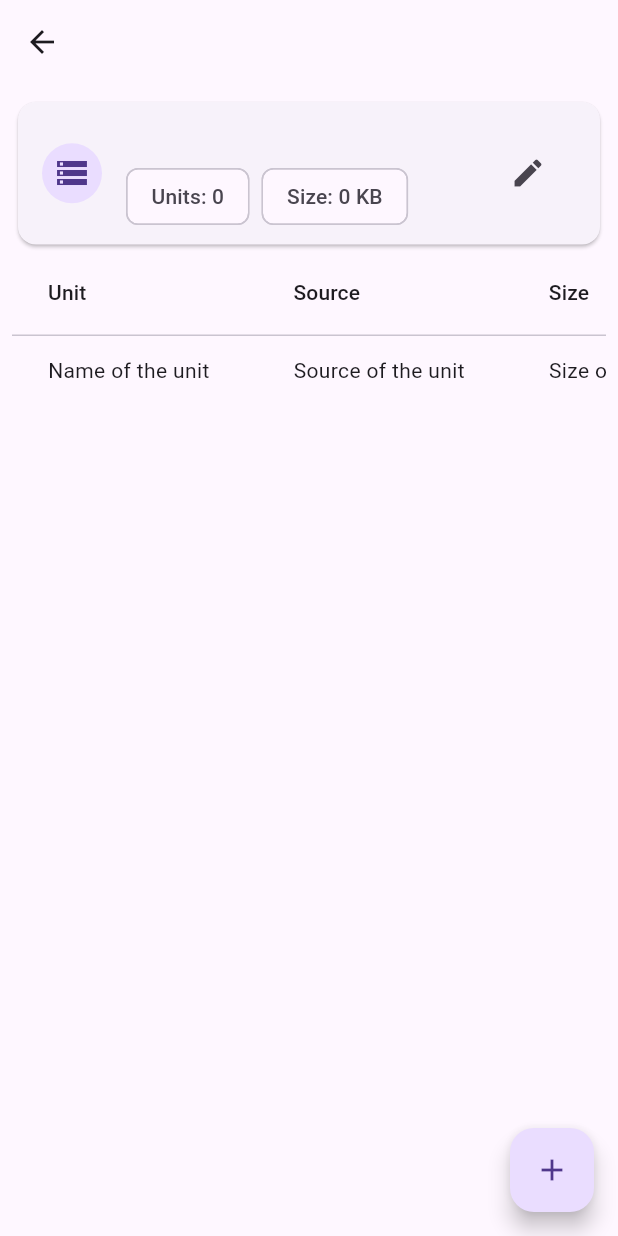
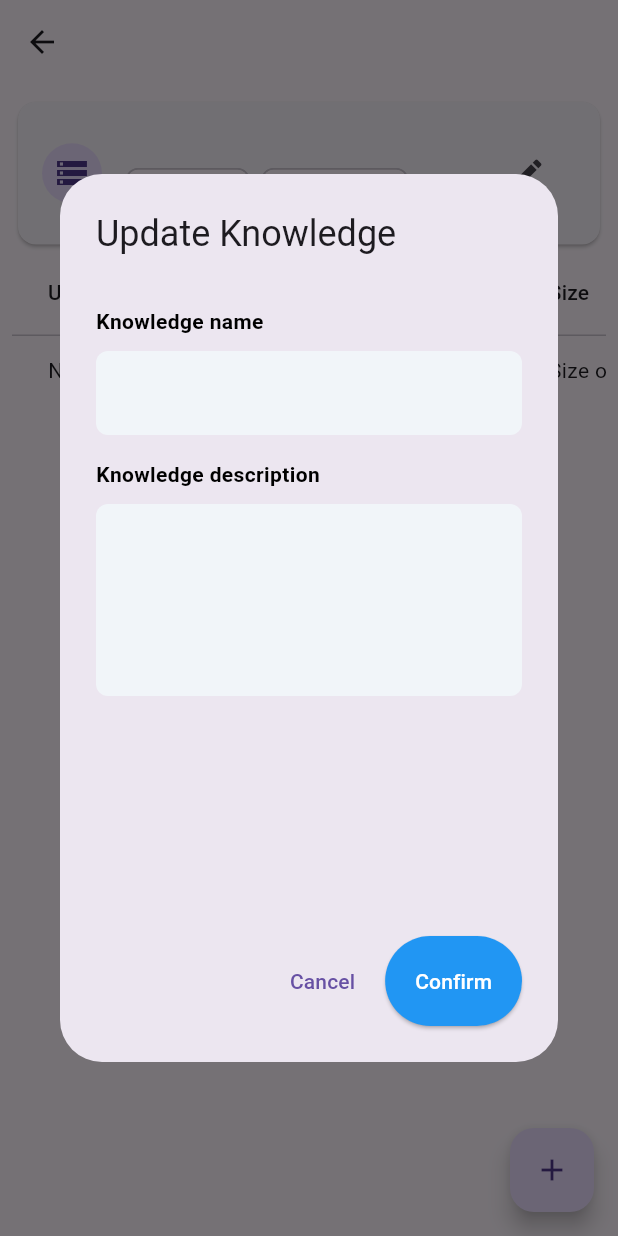
Before and after one commit to chaukietck25/Knowledge-based-BOT, a Flutter app: the KbScreen screen opened directly with empty values, after a tap on the "edit" icon, on a phone screen of 412 x 824 dp. Run offline on Flutter 3.47's test engine with Material 3 defaults, Android fonts, the phone set to English and light mode, and no system bars; our stand-ins replace equatable, file_picker, flutter_mobx, flutter_svg, font_awesome_flutter, google_mobile_ads and 3 more; generated files the repository leaves out were written again; network calls fail.

Commit message:
update updateKB

```diff
--- a/knowledge_based_bot/lib/main.dart
+++ b/knowledge_based_bot/lib/main.dart
@@ -23,9 +23,9 @@ class MyApp extends StatelessWidget {
       theme: ThemeData(
         useMaterial3: true,
       ),
-      home: const OnboardingScreen(),
+      //home: const OnboardingScreen(),
       // home: EmailScreen(),
-      // home:  KbDashboardScreen(),
+       home:  KbDashboardScreen(),
     );
   }
 }
--- a/knowledge_based_bot/lib/views/knowledge_management/kb_screen.dart
+++ b/knowledge_based_bot/lib/views/knowledge_management/kb_screen.dart
@@ -1,5 +1,8 @@
 import 'package:flutter/material.dart';
 import 'package:knowledge_based_bot/data/models/knowledge_model.dart';
+import 'package:knowledge_based_bot/store/knowledge_store.dart';
+import 'package:knowledge_based_bot/widgets/widget.dart';
+import 'package:flutter_mobx/flutter_mobx.dart';
 
 class KbScreen extends StatefulWidget {
   final KnowledgeResDto knowledge;
@@ -11,12 +14,42 @@ class KbScreen extends StatefulWidget {
 }
 
 class _KbScreenState extends State<KbScreen> {
+  final KnowledgeStore knowledgeStore = KnowledgeStore();
+  bool isLoading = false;
+
+  late KnowledgeResDto kb;
+
+
+  // @override
+  // void initState() {
+  //   super.initState();
+  //   // Fetch the latest knowledge data if needed
+  //   knowledgeStore.searchKnowledge(widget.knowledge.id)
+  //   .then((value) {
+  //     setState(() {
+  //       isLoading = false;
+  //       kb = knowledgeStore.knowledgeList[0];
+  //     });
+  //   });
+  // }
+
   @override
   Widget build(BuildContext context) {
     return Scaffold(
       appBar: AppBar(
         title: Text(
-            widget.knowledge.knowledgeName), // Set the title of the knowledge base
+            widget.knowledge.knowledgeName
+            ), // Set the title of the knowledge base
+        leading: IconButton(
+          icon: Icon(Icons.arrow_back),
+          onPressed: () {
+
+            knowledgeStore.fetchKnowledge().then((value) {
+            Navigator.pop(context,true);
+            });
+
+          }
+        ),
         actions: [
           // Padding(
           //   padding: const EdgeInsets.symmetric(horizontal: 16),
@@ -35,7 +68,13 @@ class _KbScreenState extends State<KbScreen> {
           // ),
         ],
       ),
-      body: Padding(
+      body: Observer(
+        builder: (_) {
+          if (isLoading == true) {
+            return Center(child: CircularProgressIndicator());
+          } else {
+
+           return Padding(
             padding: const EdgeInsets.all(8.0),
             child: Column(
               children: [
@@ -60,6 +99,7 @@ class _KbScreenState extends State<KbScreen> {
                       icon: Icon(Icons.edit),
                       onPressed: () {
                         // Handle edit action
+                        _showUpdateKnowledgeDialog(context);
                       },
                     ),
                   ),
@@ -106,7 +146,10 @@ class _KbScreenState extends State<KbScreen> {
                   }),
                 ),
               ],
-        ),
+          ));
+          }
+        }
+
       ),
       floatingActionButton: FloatingActionButton(
         onPressed: () {
@@ -121,6 +164,90 @@ class _KbScreenState extends State<KbScreen> {
         child: Icon(Icons.add),
         tooltip: 'Add unit',
       ),
+    );
+  }
+  void _showUpdateKnowledgeDialog(BuildContext context) {
+    TextEditingController knowledgeNameController = TextEditingController();
+    TextEditingController knowledgeDescriptionController =
+        TextEditingController();
+
+    showDialog(
+      context: context,
+      builder: (BuildContext context) {
+        return AlertDialog(
+          title: Text('Update Knowledge'),
+          content: Container(
+            width: MediaQuery.of(context).size.width *
+                0.7, // Đặt chiều rộng mong muốn
+            height: MediaQuery.of(context).size.height *
+                0.5, // Đặt chiều cao mong muốn
+            child: SingleChildScrollView(
+              child: Column(
+                mainAxisSize: MainAxisSize.min,
+                children: [
+                  SizedBox(height: 16),
+                  CommonTextField(
+                    title: "Knowledge name",
+                    hintText: widget.knowledge.knowledgeName,
+                    controller: knowledgeNameController,
+                  ),
+                  SizedBox(height: 16),
+                  CommonTextField(
+                    title: "Knowledge description",
+                    hintText: widget.knowledge.description,
+                    controller: knowledgeDescriptionController,
+                    maxlines: 4,
+                  ),
+                ],
+              ),
+            ),
+          ),
+          actions: [
+            TextButton(
+              onPressed: () {
+                Navigator.of(context).pop();
+              },
+              child: Text('Cancel'),
+            ),
+            ElevatedButton(
+              child: Text('Confirm', style: TextStyle(color: Colors.white)),
+              onPressed: () {
+                //
+                if (knowledgeNameController.text.isEmpty) {
+                  knowledgeNameController.text = widget.knowledge.knowledgeName;
+                }
+                if (knowledgeDescriptionController.text.isEmpty) {
+                  knowledgeDescriptionController.text = widget.knowledge.description;
+                }
+                Navigator.of(context).pop();
+                setState(() {
+                  isLoading = true;
+                });
+                knowledgeStore.updateKnowledge(
+                    widget.knowledge.id,
+                    knowledgeNameController.text,
+                    knowledgeDescriptionController.text).then((value) {
+                    knowledgeStore.fetchKnowledge().then((value1) {
+                      setState(() {
+                        isLoading = false;
+                        widget.knowledge.knowledgeName = knowledgeNameController.text;
+                        widget.knowledge.description = knowledgeDescriptionController.text;
+                      });
+
+
+
+                    });
+                });
+              },
+              style: ElevatedButton.styleFrom(
+                backgroundColor: Colors.blue,
+                padding:
+                    const EdgeInsets.symmetric(horizontal: 20, vertical: 20),
+              ),
+            ),
+          ],
+        );
+      },
     );
   }
 }
```
Also changed, not shown: knowledge_based_bot/lib/store/knowledge_store.dart (+30 -1 lines), knowledge_based_bot/lib/views/knowledge_management/kb_dashboard_screen.dart (+23 -5 lines). Lines whose indentation alone changed are shown as unchanged.
